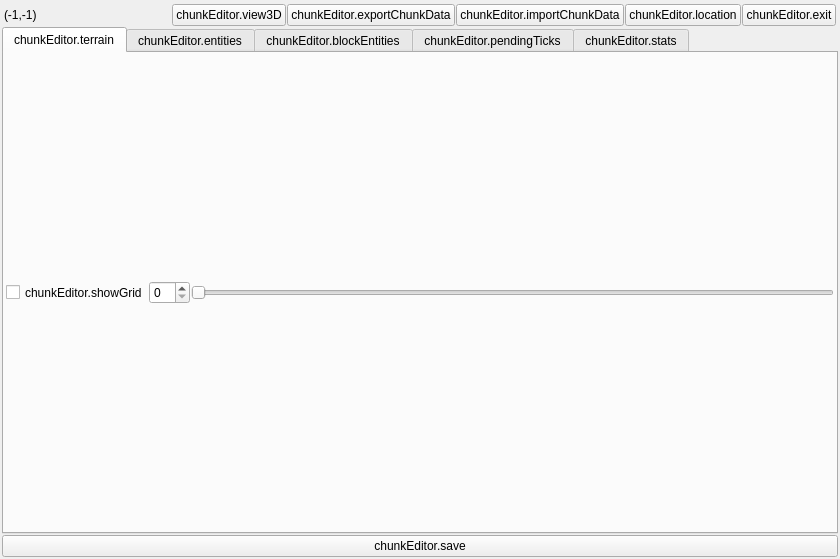
First picture: the form in src/chunkeditorwidget.ui, repository bedrock-dev/BedrockMap, before the edit.
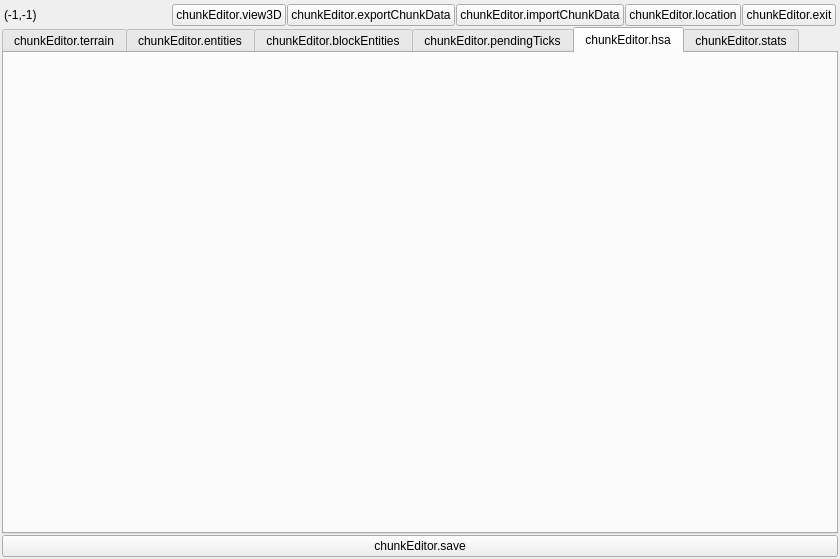
Second picture: the form after the edit. The open tabs and pages were chosen to show the change.

Commit message: Feat: HSA editor.

What changed in the file:
```diff
--- a/src/chunkeditorwidget.ui
+++ b/src/chunkeditorwidget.ui
@@ -253,6 +253,31 @@
        </item>
       </layout>
      </widget>
+     <widget class="QWidget" name="hsa_tab">
+      <attribute name="title">
+       <string>chunkEditor.hsa</string>
+      </attribute>
+      <layout class="QVBoxLayout" name="verticalLayout_hsa">
+       <property name="spacing">
+        <number>2</number>
+       </property>
+       <property name="leftMargin">
+        <number>2</number>
+       </property>
+       <property name="topMargin">
+        <number>2</number>
+       </property>
+       <property name="rightMargin">
+        <number>2</number>
+       </property>
+       <property name="bottomMargin">
+        <number>2</number>
+       </property>
+       <item>
+        <widget class="QWidget" name="empty_hsa_editor_widget" native="true"/>
+       </item>
+      </layout>
+     </widget>
      <widget class="QWidget" name="stats_tab">
       <attribute name="title">
        <string>chunkEditor.stats</string>
```
The commit also changes 10 other files.
